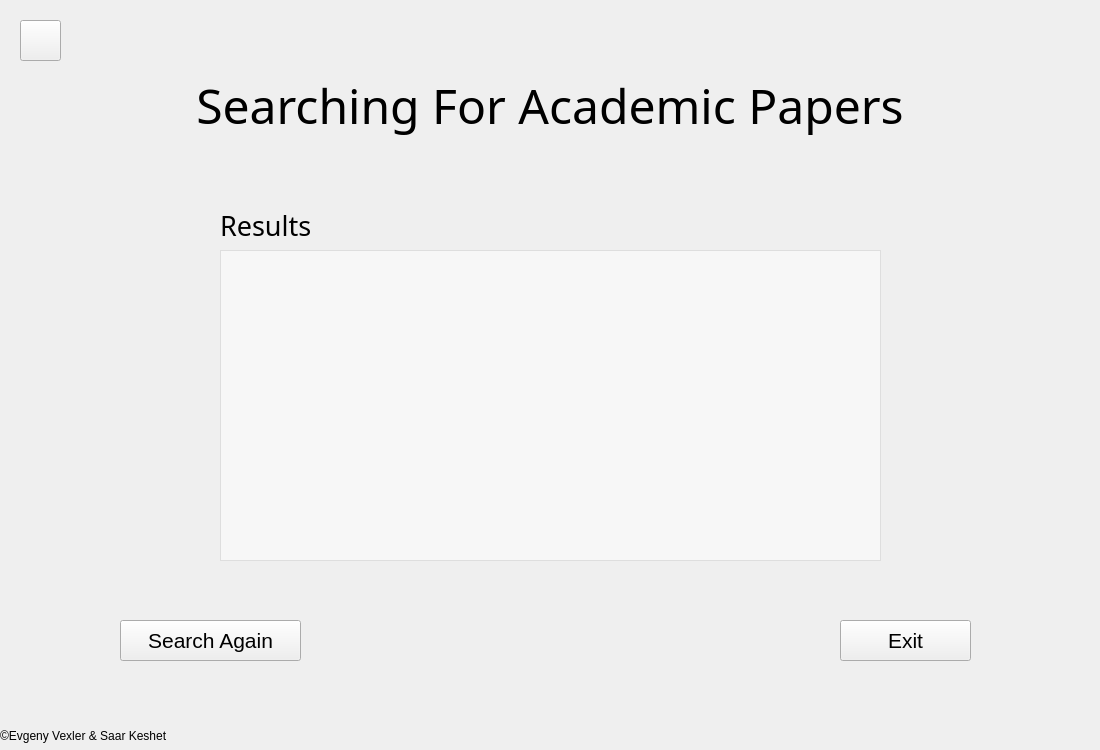
Before: the Qt Designer form ui_files/page3.ui in Saark07/Final-Project, drawn with Qt 5.
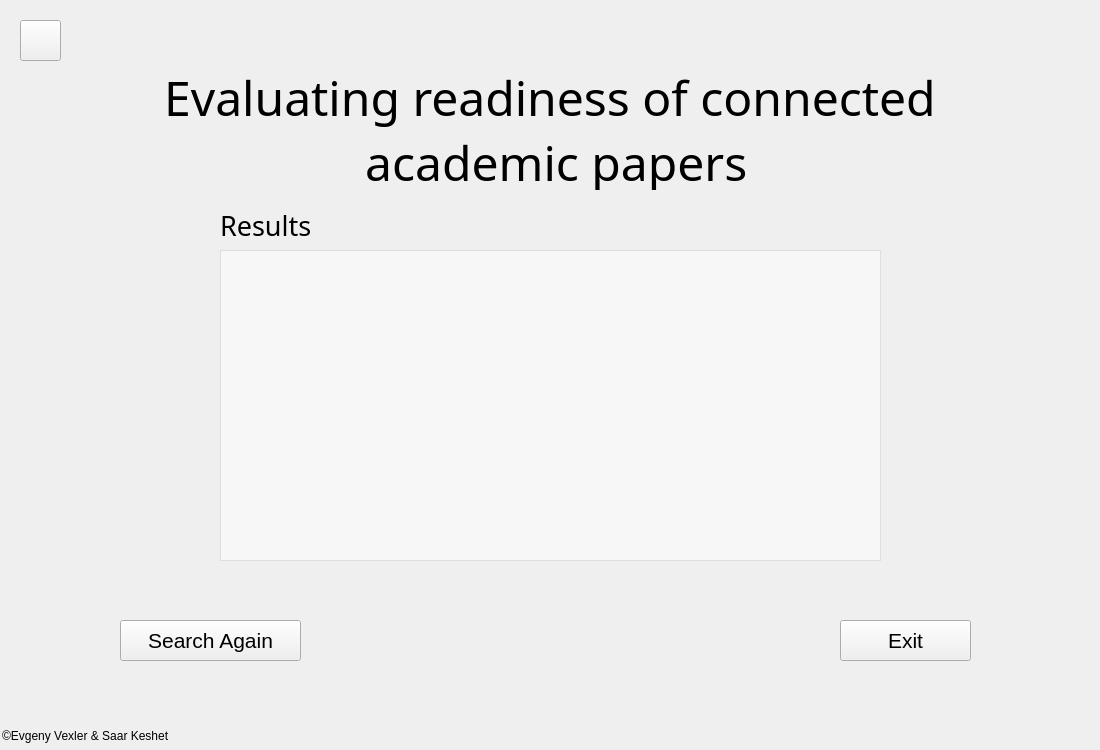
After: the same form once the commit is applied.

The edit to the form file:
```diff
--- a/ui_files/page3.ui
+++ b/ui_files/page3.ui
@@ -104,9 +104,9 @@
     <property name="geometry">
      <rect>
       <x>0</x>
-      <y>60</y>
+      <y>70</y>
       <width>1100</width>
-      <height>90</height>
+      <height>120</height>
      </rect>
     </property>
     <property name="font">
@@ -118,7 +118,8 @@
      </font>
     </property>
     <property name="text">
-     <string>Searching For Academic Papers</string>
+     <string>Evaluating readiness of connected
+ academic papers</string>
     </property>
     <property name="alignment">
      <set>Qt::AlignCenter</set>
@@ -197,9 +198,9 @@
    <widget class="QLabel" name="label_3">
     <property name="geometry">
      <rect>
-      <x>0</x>
+      <x>2</x>
       <y>725</y>
-      <width>431</width>
+      <width>430</width>
       <height>21</height>
      </rect>
     </property>
```
